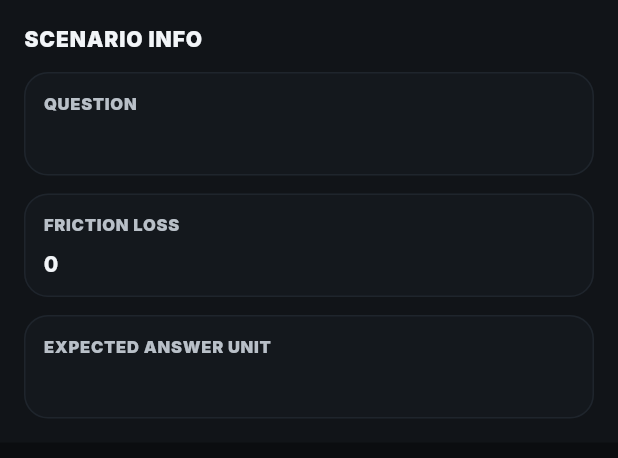
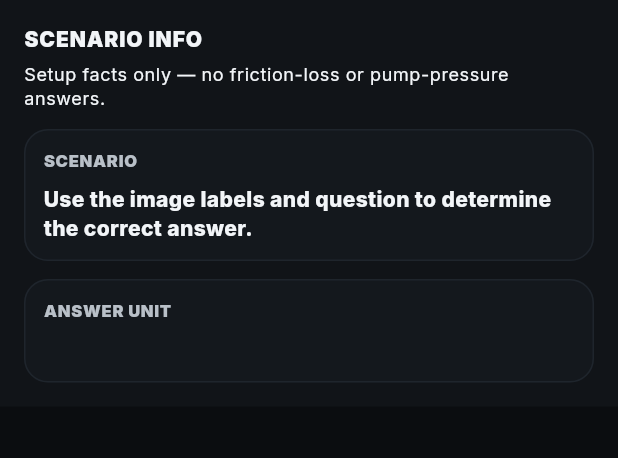
Before and after one commit to EMSCodeSim/FirePumpSim, a Flutter app: the _InfoView widget shown alone on an empty page, opened directly with empty values, on a phone screen of 412 x 824 dp. Shown: the top 458 px of the screen. Run offline on Flutter 3.47's test engine with Material 3 defaults, Android fonts, the phone set to English and light mode, and no system bars; our stand-ins replace go_router, google_fonts, pdf, printing, shared_preferences; accounts and stored records are empty; statements that could not run were skipped.

Commit message:
Add files via upload

```diff
--- a/lib/screens/scenario_player_screen.dart
+++ b/lib/screens/scenario_player_screen.dart
@@ -985,28 +985,107 @@ class _InfoView extends StatelessWidget {
   final PlayableScenarioProblem problem;
   final String unit;
 
+  bool _containsAny(String text, List<String> needles) {
+    final lower = text.toLowerCase();
+    return needles.any(lower.contains);
+  }
+
+  bool _shouldHideInfoRow(_InfoRow row) {
+    final label = row.label.toLowerCase().trim();
+    final value = row.value.toLowerCase().trim();
+    final combined = '$label $value';
+
+    // The Info tab should show setup information only. Do not show calculated
+    // answers or hidden values the student is expected to solve.
+    if (_containsAny(combined, const [
+      'friction loss',
+      'pump pressure',
+      'pdp',
+      'correct pp',
+      'correctpp',
+      'answer value',
+      'correct answer',
+    ])) {
+      return true;
+    }
+
+    // Do not display appliance/elevation pressure adders. The scenario should
+    // identify the appliance or elevation change, not give the PSI add-on.
+    if (_containsAny(combined, const ['appliance loss', 'system loss'])) return true;
+    if (label == 'elevation' && value.contains('psi')) return false; // sanitize, do not hide outright.
+
+    return false;
+  }
+
+  String _cleanApplianceText(String text) {
+    var cleaned = text.trim();
+    cleaned = cleaned.replaceAll(RegExp(r'\s*\+\s*\d+\s*(psi)?', caseSensitive: false), '');
+    cleaned = cleaned.replaceAll(RegExp(r'\b(loss|pressure loss)\b', caseSensitive: false), '');
+    cleaned = cleaned.replaceAll(RegExp(r'\s+'), ' ').trim();
+    return cleaned;
+  }
+
+  String _cleanElevationText(String text) {
+    var cleaned = text.trim();
+    // Keep the physical change, such as "3rd floor" or "20′", but remove the
+    // PSI answer such as "+10 PSI elevation" or "= +10 PSI".
+    cleaned = cleaned.replaceAll(RegExp(r'\s*=\s*\+?\d+(\.\d+)?\s*psi\b', caseSensitive: false), '');
+    cleaned = cleaned.replaceAll(RegExp(r'\+\s*\d+(\.\d+)?\s*psi\s*(elevation)?', caseSensitive: false), '');
+    cleaned = cleaned.replaceAll(RegExp(r'\b\d+(\.\d+)?\s*psi\b', caseSensitive: false), '');
+    cleaned = cleaned.replaceAll(RegExp(r'\s+'), ' ').trim();
+    return cleaned;
+  }
+
+  _InfoRow? _sanitizeInfoRow(_InfoRow row) {
+    var label = row.label.trim();
+    var value = row.value.trim();
+    if (label.isEmpty || value.isEmpty || value.toLowerCase() == 'null') return null;
+
+    final combined = '$label $value'.toLowerCase();
+    if (_shouldHideInfoRow(row)) return null;
+
+    if (_containsAny(combined, const ['fdc', 'standpipe', 'wye', 'siamese', 'monitor', 'deck gun'])) {
+      value = _cleanApplianceText(value);
+      label = _cleanApplianceText(label);
+    }
+
+    if (_containsAny(combined, const ['elevation', 'floor', 'story', 'storey', 'vertical'])) {
+      value = _cleanElevationText(value);
+      label = label.toLowerCase() == 'elevation' ? 'Elevation Change' : _cleanElevationText(label);
+    }
+
+    // If a row was only a pressure-adder label, sanitizing can make it empty.
+    if (label.isEmpty || value.isEmpty) return null;
+    if (value.toLowerCase() == 'psi') return null;
+
+    return _InfoRow(label: label, value: value);
+  }
+
   List<_InfoRow> _parseDetails(List<dynamic> details) {
     final rows = <_InfoRow>[];
     for (final d in details) {
+      _InfoRow? row;
       if (d is Map) {
         final m = Map<String, dynamic>.from(d);
         final label = (m['label'] ?? m['title'] ?? m['name'] ?? m['key'] ?? '').toString().trim();
         final value = (m['value'] ?? m['text'] ?? m['display'] ?? m['description'] ?? '').toString().trim();
-        if (label.isNotEmpty && value.isNotEmpty) rows.add(_InfoRow(label: label, value: value));
+        if (label.isNotEmpty && value.isNotEmpty) row = _InfoRow(label: label, value: value);
       } else if (d is List && d.length >= 2) {
         final label = d[0].toString().trim();
         final value = d[1].toString().trim();
-        if (label.isNotEmpty && value.isNotEmpty) rows.add(_InfoRow(label: label, value: value));
+        if (label.isNotEmpty && value.isNotEmpty) row = _InfoRow(label: label, value: value);
       } else {
         final text = d.toString().trim();
         if (text.isEmpty || text.toLowerCase() == 'null') continue;
         final colon = text.indexOf(':');
         if (colon > 0 && colon < 32 && colon < text.length - 1) {
-          rows.add(_InfoRow(label: text.substring(0, colon).trim(), value: text.substring(colon + 1).trim()));
+          row = _InfoRow(label: text.substring(0, colon).trim(), value: text.substring(colon + 1).trim());
         } else {
-          rows.add(_InfoRow(label: 'Info ${rows.length + 1}', value: text));
+          row = _InfoRow(label: 'Info ${rows.length + 1}', value: text);
         }
       }
+      final clean = row == null ? null : _sanitizeInfoRow(row);
+      if (clean != null) rows.add(clean);
     }
     return rows;
   }
@@ -1018,57 +1097,14 @@ class _InfoView extends StatelessWidget {
       final m = Map<String, dynamic>.from(o);
       final label = (m['label'] ?? m['title'] ?? m['name'] ?? m['type'] ?? '').toString().trim();
       final value = (m['text'] ?? m['value'] ?? m['display'] ?? '').toString().trim();
+      _InfoRow? row;
       if (label.isNotEmpty && value.isNotEmpty) {
-        rows.add(_InfoRow(label: label, value: value));
+        row = _InfoRow(label: label, value: value);
       } else if (value.isNotEmpty) {
-        rows.add(_InfoRow(label: 'Label ${rows.length + 1}', value: value));
+        row = _InfoRow(label: 'Label ${rows.length + 1}', value: value);
       }
-    }
-    return rows;
-  }
-
-  String _prettyAnswerLabel(String key) {
-    switch (key) {
-      case 'totalGpm':
-        return 'Total GPM';
-      case 'pumpPressure':
-        return 'Pump Pressure';
-      case 'nozzlePressure':
-        return 'Nozzle Pressure';
-      case 'frictionLoss':
-        return 'Friction Loss';
-      case 'elevation':
-      case 'elevationPressure':
-        return 'Elevation';
-      case 'applianceLoss':
-        return 'Appliance Loss';
-      case 'answerLabel':
-        return 'Answer Type';
-      default:
-        return key
-            .replaceAllMapped(RegExp(r'([a-z])([A-Z])'), (m) => '${m.group(1)} ${m.group(2)}')
-            .replaceAll('_', ' ');
-    }
-  }
-
-  List<_InfoRow> _parseAnswerFacts(Map<String, dynamic> answers) {
-    const preferred = <String>[
-      'answerLabel',
-      'totalGpm',
-      'nozzlePressure',
-      'frictionLoss',
-      'elevation',
-      'elevationPressure',
-      'applianceLoss',
-      'pumpPressure',
-    ];
-
-    final rows = <_InfoRow>[];
-    for (final key in preferred) {
-      if (!answers.containsKey(key)) continue;
-      final value = (answers[key] ?? '').toString().trim();
-      if (value.isEmpty || value.toLowerCase() == 'null') continue;
-      rows.add(_InfoRow(label: _prettyAnswerLabel(key), value: value));
+      final clean = row == null ? null : _sanitizeInfoRow(row);
+      if (clean != null) rows.add(clean);
     }
     return rows;
   }
@@ -1088,21 +1124,19 @@ class _InfoView extends StatelessWidget {
       _addUnique(effective, row);
     }
 
-    // Many scenario files do not have a separate `details/info` field. When that
-    // happens, use the overlay labels and answer facts so the Info tab is still useful.
+    // Scenario Info should be a setup reference, not an answer key. Prefer
+    // author-provided details, then cleaned overlay labels. Do not append
+    // calculated answer fields like friction loss, appliance PSI, or PDP.
     if (effective.isEmpty) {
       for (final row in _parseOverlays(problem.overlays)) {
         _addUnique(effective, row);
       }
     }
     if (effective.isEmpty) {
-      _addUnique(effective, _InfoRow(label: 'Question', value: problem.studentQuestion));
-    }
-    for (final row in _parseAnswerFacts(problem.answers)) {
-      _addUnique(effective, row);
+      _addUnique(effective, _InfoRow(label: 'Scenario', value: 'Use the image labels and question to determine the correct answer.'));
     }
     if (!effective.any((r) => r.label.toLowerCase().contains('unit'))) {
-      effective.add(_InfoRow(label: 'Expected Answer Unit', value: unit));
+      effective.add(_InfoRow(label: 'Answer Unit', value: unit));
     }
 
     return Container(
@@ -1119,6 +1153,11 @@ class _InfoView extends StatelessWidget {
                 fontWeight: FontWeight.w900,
                 letterSpacing: 0.6,
               ),
+            ),
+            const SizedBox(height: 6),
+            Text(
+              'Setup facts only — no friction-loss or pump-pressure answers.',
+              style: textTheme.bodySmall?.copyWith(color: FirePumpSimColors.textMuted),
             ),
             const SizedBox(height: 12),
             _InfoGrid(rows: effective),
```
